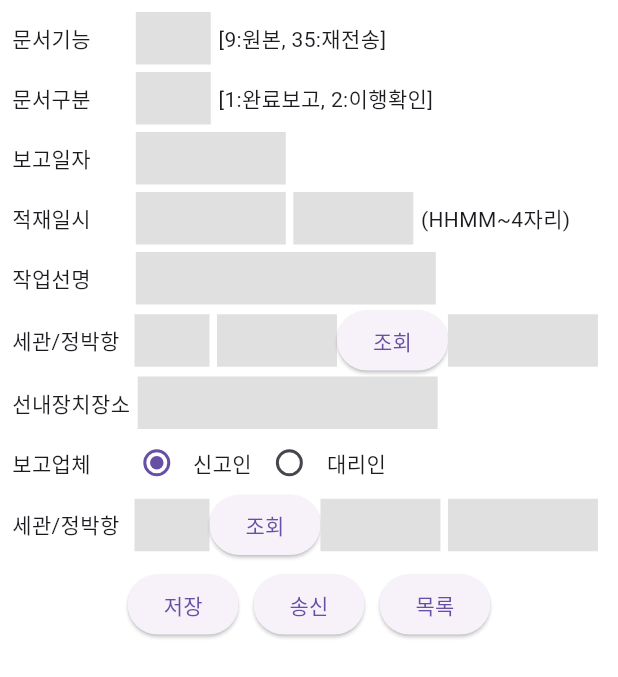
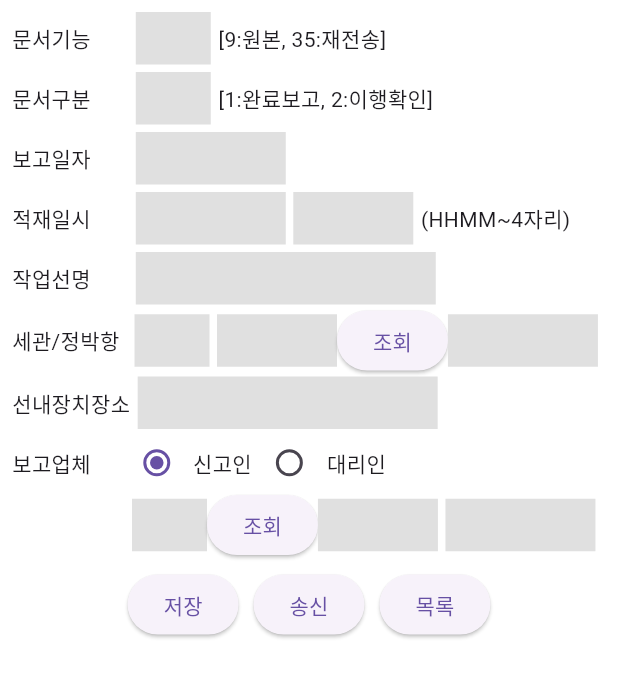
Before and after one commit to sonwoo/ship_5bv_app, a Flutter app: the Govcbr5jiContents screen opened directly, on a phone screen of 412 x 824 dp. Shown: the top 677 px of the screen. Run offline on Flutter 3.47's test engine with Material 3 defaults, Android fonts, the phone set to English and light mode, and no system bars; our stand-ins replace shared_preferences; accounts and stored records are empty.

Commit message:
Resolve merge conflicts

```diff
--- a/lib/screen/govcbr5JI_contents.dart
+++ b/lib/screen/govcbr5JI_contents.dart
@@ -210,8 +210,7 @@ class _Govcbr5jiContents extends State<Govcbr5jiContents>{
                     Text('대리인'),
                   ]),
                   Row (children: [
-                    Text('세관/정박항'),
-                    SizedBox( height: 30, width: 10,),
+                    SizedBox( height: 30, width: 80,),
                     SizedBox(
                       width: 50, // 원하는 너비 설정
                       height: 35,
```
